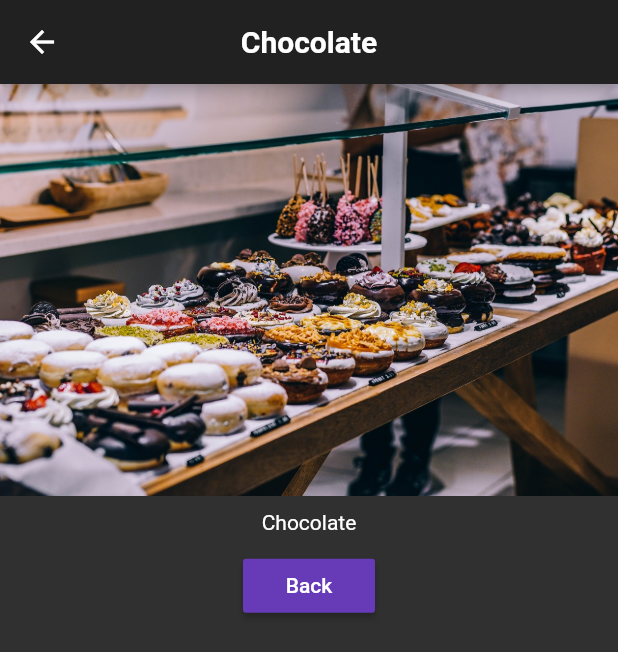
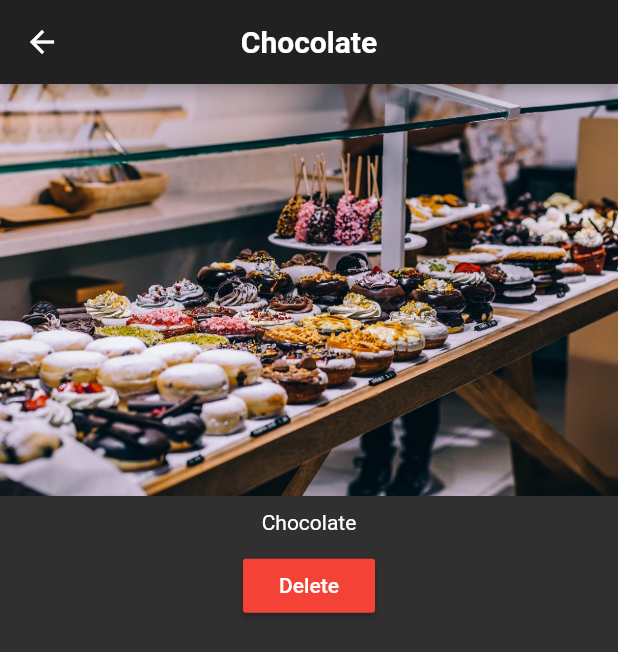
Before and after one commit to nima-abdpoor/Flutter-Project, a Flutter app: the screen it shows after launch, after a tap on "add product", after a tap on "Details", on a phone screen of 412 x 824 dp. Shown: the top 652 px of the screen. Run offline on Flutter 3.47's test engine with Material 2 defaults, Android fonts, the phone set to English and light mode, and no system bars.

Commit message:
passing information back(pop from page)

```diff
--- a/lib/Pages/DetailProduct.dart
+++ b/lib/Pages/DetailProduct.dart
@@ -29,9 +29,9 @@ class DetailProduct extends StatelessWidget {
             Container(
               child: RaisedButton(
                 padding: EdgeInsets.all( 0.05),
-                child: Text('Back'),
-                color: Theme.of(context).accentColor,
-                onPressed: () => Navigator.pop(context),
+                child: Text('Delete'),
+                color: Colors.red,
+                onPressed: () => Navigator.pop(context, true),
               ),
             ),
           ],
--- a/lib/product_manager.dart
+++ b/lib/product_manager.dart
@@ -33,7 +33,7 @@ class _ProductManagerState extends State<ProductManager> {
         Container(
             margin: EdgeInsets.all(2.0), child: ProductControl(_addProduct)),
         Expanded(
-          child: product(_products),
+          child: product(_products , deleteProdcut: _deleteProduct),
         )
       ],
     );
@@ -46,4 +46,10 @@ class _ProductManagerState extends State<ProductManager> {
       );
     });
   }
+
+  void _deleteProduct(int index) {
+    setState(() {
+      _products.removeAt(index);
+    });
+  }
 }
--- a/lib/products.dart
+++ b/lib/products.dart
@@ -3,8 +3,9 @@ import 'package:helloflutter/Pages/DetailProduct.dart';
 
 class product extends StatelessWidget {
   final List<Map<String, String>> products;
+  final Function deleteProdcut ;
 
-  product(this.products) {
+  product(this.products , {this.deleteProdcut}) {
     print("product constructor");
   }
 
@@ -33,12 +34,19 @@ class product extends StatelessWidget {
             children: <Widget>[
               FlatButton(
                 child: Text(detailbtn),
-                onPressed: () => Navigator.push(
+                onPressed: () =>
+                    Navigator.push <bool>(
                         context,
                         MaterialPageRoute(
-                        builder: (BuildContext context) => DetailProduct(
+                            builder: (BuildContext context) =>
+                                DetailProduct(
                                     products[index]['title'],
-                            products[index]['image']))),
+                                    products[index]['image']))).then(
+                        (bool value){
+                          if(value){
+                           deleteProdcut(index);
+                          }
+                        }),
               )
             ],
           )
```
Lines whose indentation alone changed are shown as unchanged.
